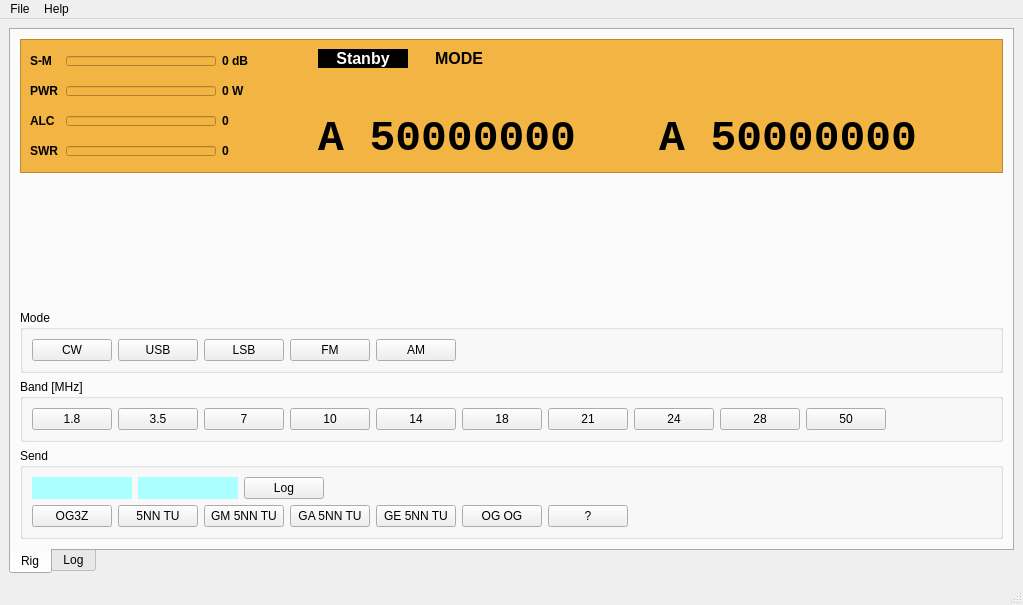
Old version of the form mainwindow.ui in the repository eloranta/HamVibe.
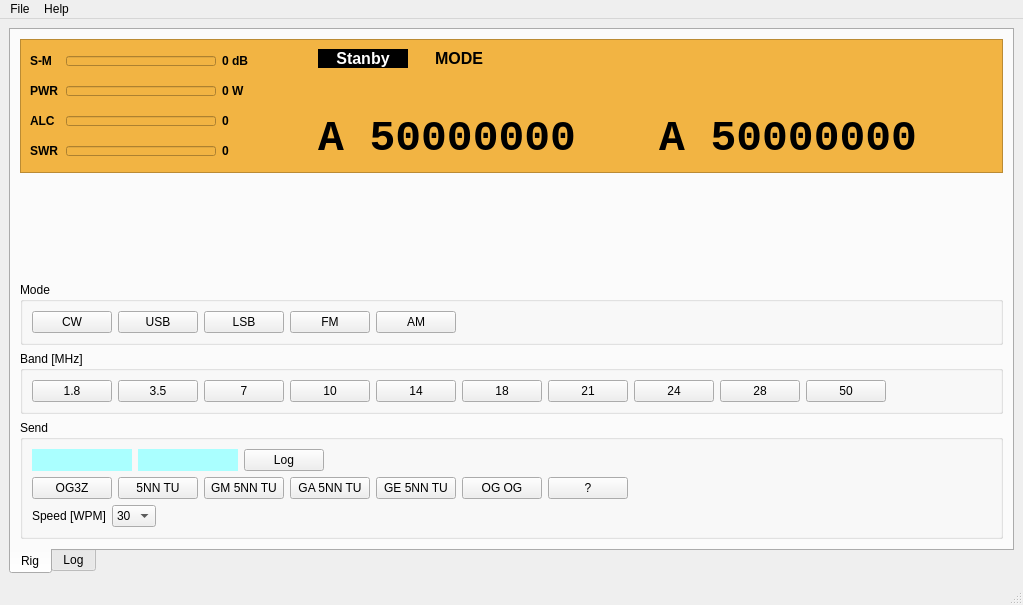
New version of the form. Custom widgets are drawn as their Qt base class.

Commit message: add set morse speed

Diff of the .ui file:
```diff
--- a/mainwindow.ui
+++ b/mainwindow.ui
@@ -126,7 +126,7 @@
            <string>Send</string>
           </property>
           <layout class="QGridLayout" name="gridLayout_2">
-           <item row="0" column="0">
+           <item row="0" column="0" colspan="3">
             <layout class="QHBoxLayout" name="horizontalLayout_6">
              <item>
               <widget class="QLabel" name="callLabel">
@@ -183,7 +183,7 @@
              </item>
             </layout>
            </item>
-           <item row="1" column="0">
+           <item row="1" column="0" colspan="3">
             <layout class="QHBoxLayout" name="horizontalLayout_8">
              <item>
               <widget class="QPushButton" name="sendOg3zButton">
@@ -249,6 +249,43 @@
              </item>
             </layout>
            </item>
+           <item row="2" column="0">
+            <widget class="QLabel" name="label_5">
+             <property name="text">
+              <string>Speed [WPM]</string>
+             </property>
+            </widget>
+           </item>
+           <item row="2" column="1">
+            <widget class="QComboBox" name="morseSpeed">
+             <property name="currentIndex">
+              <number>1</number>
+             </property>
+             <item>
+              <property name="text">
+               <string>20</string>
+              </property>
+             </item>
+             <item>
+              <property name="text">
+               <string>30</string>
+              </property>
+             </item>
+            </widget>
+           </item>
+           <item row="2" column="2">
+            <spacer name="horizontalSpacer_9">
+             <property name="orientation">
+              <enum>Qt::Orientation::Horizontal</enum>
+             </property>
+             <property name="sizeHint" stdset="0">
+              <size>
+               <width>812</width>
+               <height>20</height>
+              </size>
+             </property>
+            </spacer>
+           </item>
           </layout>
          </widget>
         </item>
```
The commit also changes 4 other files.
